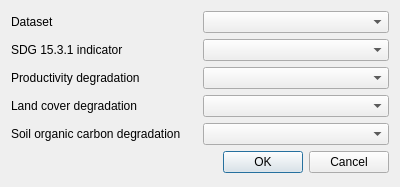
Old version of the form LDMP/gui/DlgSelectDS.ui in the repository ConservationInternational/trends.earth.
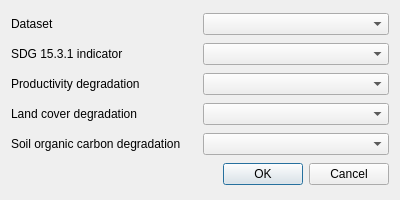
New version of the form. Custom widgets are drawn as their Qt base class.

Patch:
```diff
--- a/LDMP/gui/DlgSelectDS.ui
+++ b/LDMP/gui/DlgSelectDS.ui
@@ -7,7 +7,7 @@
     <x>0</x>
     <y>0</y>
     <width>400</width>
-    <height>187</height>
+    <height>200</height>
    </rect>
   </property>
   <property name="windowTitle">
```
Left out of the diff: 2 changed lines with no effect on the pictures.
